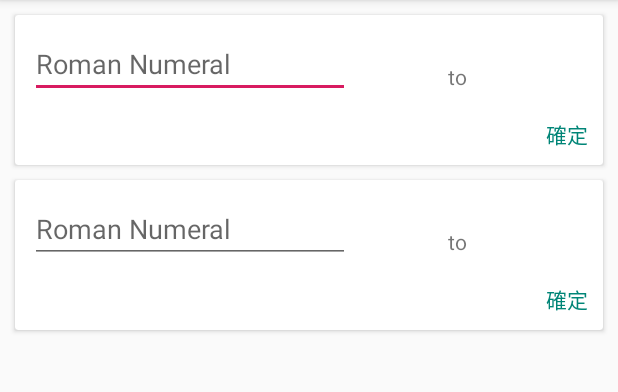
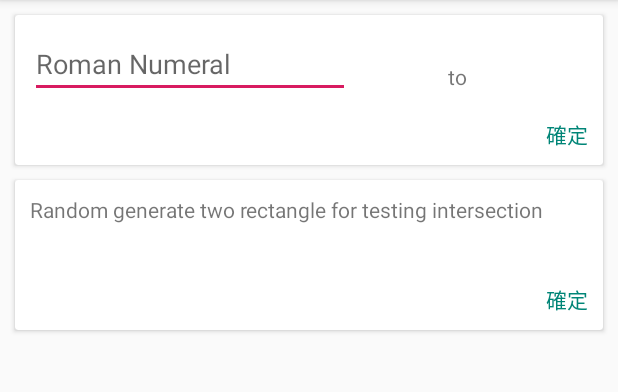
Before and after one commit to ducanh3005/PicCollageQuiz, an Android app: the screen it shows after launch (MainActivity), on a phone screen of 412 x 824 dp, the part 84-476 px from its top. Run offline under Robolectric (Android 15) with nearby library versions, the phone set to English and light mode, and no system bars.

Commit message:
1.refactor naming and extract string resource

```diff
--- a/app/src/main/java/com/example/shadow/piccollagequiz/MainActivity.java
+++ b/app/src/main/java/com/example/shadow/piccollagequiz/MainActivity.java
@@ -14,7 +14,7 @@ public class MainActivity extends AppCompatActivity {
     protected void onCreate(Bundle savedInstanceState) {
         super.onCreate(savedInstanceState);
         setContentView(R.layout.activity_main);
-        findViewById(R.id.tv_ok).setOnClickListener(v -> showNumeralsParseResult());
+        findViewById(R.id.tv_quiz01_ok).setOnClickListener(v -> showNumeralsParseResult());
     }
 
     private void showNumeralsParseResult() {
--- a/app/src/main/res/layout/activity_main.xml
+++ b/app/src/main/res/layout/activity_main.xml
@@ -25,7 +25,7 @@
                 android:layout_width="wrap_content"
                 android:layout_height="wrap_content"
                 android:ems="10"
-                android:hint="Roman Numeral"
+                android:hint="@string/quiz01_hint"
                 android:inputType="textPersonName" />
 
             <TextView
@@ -33,10 +33,12 @@
                 android:layout_width="wrap_content"
                 android:layout_height="wrap_content"
                 android:layout_alignParentTop="true"
+                android:layout_marginStart="65dp"
                 android:layout_marginLeft="65dp"
                 android:layout_marginTop="21dp"
+                android:layout_toEndOf="@+id/et_notations"
                 android:layout_toRightOf="@+id/et_notations"
-                android:text="to" />
+                android:text="@string/quiz01_to" />
 
             <TextView
                 android:id="@+id/tv_notations"
@@ -50,7 +52,7 @@
                 android:textStyle="bold" />
 
             <TextView
-                android:id="@+id/tv_ok"
+                android:id="@+id/tv_quiz01_ok"
                 android:layout_width="wrap_content"
                 android:layout_height="wrap_content"
                 android:layout_alignParentEnd="true"
@@ -58,7 +60,7 @@
                 android:layout_alignParentBottom="true"
                 android:clickable="true"
                 android:focusable="true"
-                android:text="確定"
+                android:text="@string/common_ok"
                 android:textColor="@color/colorPrimary" />
         </RelativeLayout>
 
@@ -74,52 +76,22 @@
         app:layout_constraintStart_toStartOf="parent"
         app:layout_constraintTop_toBottomOf="@+id/cardView">
 
-        <RelativeLayout
-            android:layout_width="match_parent"
-            android:layout_height="match_parent"
-            android:padding="10dp">
+        <TextView
+            android:id="@+id/textView5"
+            android:layout_width="wrap_content"
+            android:layout_height="wrap_content"
+            android:layout_margin="10dp"
+            android:text="@string/quiz_02_title" />
 
-            <EditText
-                android:id="@+id/et_notations"
-                android:layout_width="wrap_content"
-                android:layout_height="wrap_content"
-                android:ems="10"
-                android:hint="Roman Numeral"
-                android:inputType="textPersonName" />
-
-            <TextView
-                android:id="@+id/textView3"
-                android:layout_width="wrap_content"
-                android:layout_height="wrap_content"
-                android:layout_alignParentTop="true"
-                android:layout_marginLeft="65dp"
-                android:layout_marginTop="21dp"
-                android:layout_toRightOf="@+id/et_notations"
-                android:text="to" />
-
-            <TextView
-                android:id="@+id/tv_notations"
-                android:layout_width="wrap_content"
-                android:layout_height="wrap_content"
-                android:layout_below="@+id/et_notations"
-                android:layout_alignStart="@+id/et_notations"
-                android:layout_alignLeft="@+id/et_notations"
-                android:layout_marginTop="10dp"
-                android:textSize="18sp"
-                android:textStyle="bold" />
-
-            <TextView
-                android:id="@+id/tv_ok"
-                android:layout_width="wrap_content"
-                android:layout_height="wrap_content"
-                android:layout_alignParentEnd="true"
-                android:layout_alignParentRight="true"
-                android:layout_alignParentBottom="true"
-                android:clickable="true"
-                android:focusable="true"
-                android:text="確定"
-                android:textColor="@color/colorPrimary" />
-        </RelativeLayout>
+        <TextView
+            android:id="@+id/tv_quiz02_ok"
+            android:layout_width="wrap_content"
+            android:layout_height="wrap_content"
+            android:layout_gravity="bottom|right"
+            android:layout_margin="10dp"
+            android:text="@string/common_ok"
+            android:textColor="@color/colorPrimary"
+            tools:ignore="RtlHardcoded" />
 
     </android.support.v7.widget.CardView>
 </android.support.constraint.ConstraintLayout>
--- a/app/src/main/res/values/strings.xml
+++ b/app/src/main/res/values/strings.xml
@@ -1,3 +1,7 @@
 <resources>
     <string name="app_name">PicCollageQuiz</string>
+    <string name="quiz_02_title">Random generate two rectangle for testing intersection</string>
+    <string name="common_ok">確定</string>
+    <string name="quiz01_to">to</string>
+    <string name="quiz01_hint">Roman Numeral</string>
 </resources>
```
